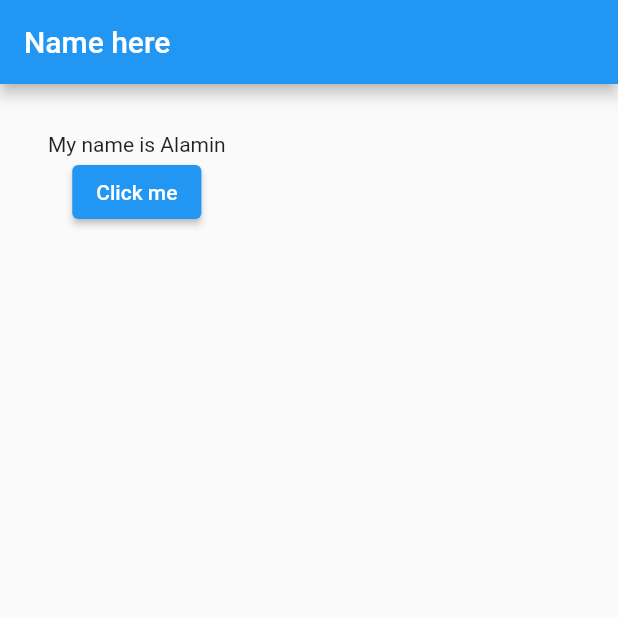
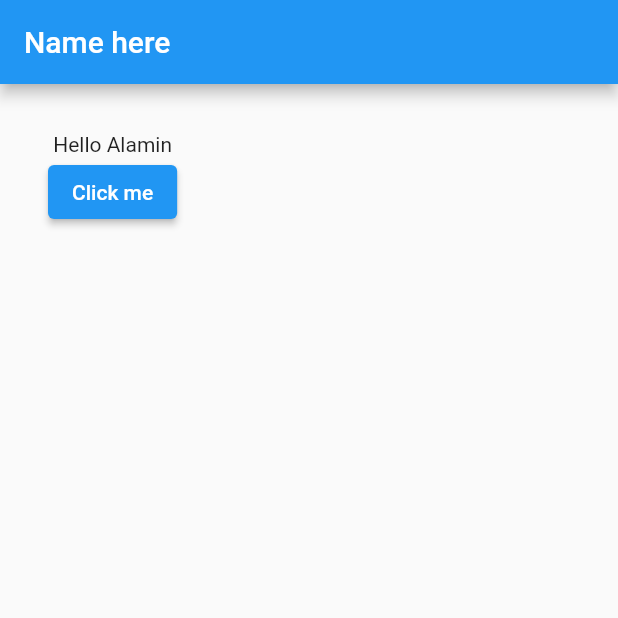
Before and after one commit to alaminsheikh01/Flutter_upto_date, a Flutter app: the screen it shows after launch, after a tap on "Click me", on a phone screen of 412 x 824 dp, the top half of it. Run offline on Flutter 3.47's test engine with Material 2 defaults, Android fonts, the light colour scheme and no system bars.

Commit message:
Elevation button with parametter

```diff
--- a/lib/main.dart
+++ b/lib/main.dart
@@ -14,9 +14,10 @@ class MyApp extends StatefulWidget {
 class _State extends State<MyApp> {
   String _value = "Hello world";
 
-  void _onPressed() {
+  void _onPressed(String value) {
     setState(() {
-      _value = "My name is Alamin";
+      // setState will make chaneg the value
+      _value = value;
     });
   }
 
@@ -32,7 +33,7 @@ class _State extends State<MyApp> {
           children: <Widget>[
             Text(_value),
             ElevatedButton(
-              onPressed: _onPressed,
+              onPressed: () => _onPressed("Hello Alamin"),
               child: Text("Click me"),
             )
           ],
```
